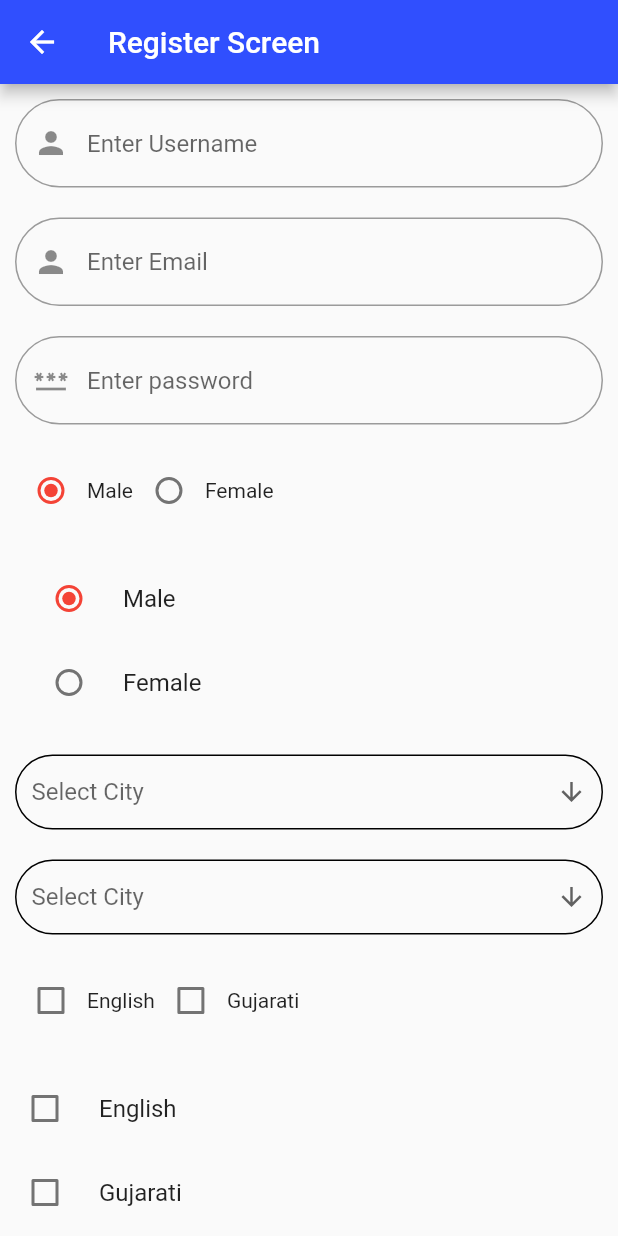
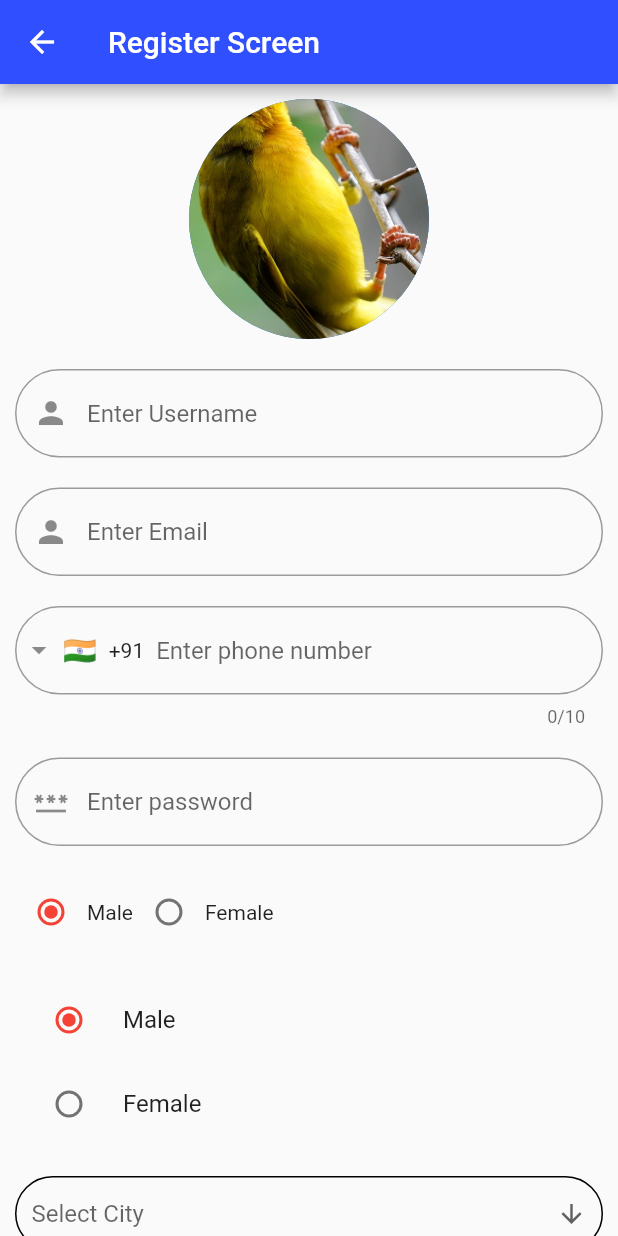
Before and after one commit to devatulparmar/march25batch6pm, a Flutter app: the RegisterScreen screen opened by its route, on a phone screen of 412 x 824 dp. Run offline on Flutter 3.47's test engine with Material 2 defaults, Android fonts, the phone set to English and light mode, and no system bars; drawn by our look-alikes of intl_phone_field; our stand-ins replace cached_network_image.

Commit message:
IntlPhoneField, SnackBar

```diff
--- a/lib/register_screen.dart
+++ b/lib/register_screen.dart
@@ -1,4 +1,6 @@
 import 'package:flutter/material.dart';
+import 'package:intl_phone_field/intl_phone_field.dart';
+import 'package:march25batch6pm/utils/const.dart';
 
 class RegisterScreen extends StatefulWidget {
   const RegisterScreen({super.key});
@@ -13,6 +15,7 @@ class _RegisterScreenState extends State<RegisterScreen> {
   bool langEnglish = false;
   bool langGujarati = false;
   bool langHindi = false;
+  String selectedBirthdate = "";
   GlobalKey<FormState> formKey = GlobalKey<FormState>();
 
   List<String> cityNamesListObject = [
@@ -52,6 +55,37 @@ class _RegisterScreenState extends State<RegisterScreen> {
         child: ListView(
           padding: const EdgeInsets.all(10),
           children: <Widget>[
+            // InkWell(
+            //   onTap: (){
+            //     print("On Tap Clicked");
+            //   },
+            //   onLongPress: (){
+            //     print("onLongPress Clicked");
+            //   },
+            //   onDoubleTap:  (){
+            //     print("onDoubleTap Clicked");
+            //   },
+            //   child: const CircleAvatar(
+            //     radius: 80,
+            //     backgroundImage: AssetImage(imgBirdImage),
+            //   ),
+            // ),
+            GestureDetector(
+              onTap: () {
+                print("On Tap Clicked");
+              },
+              onLongPress: () {
+                print("onLongPress Clicked");
+              },
+              onDoubleTap: () {
+                print("onDoubleTap Clicked");
+              },
+              child: const CircleAvatar(
+                radius: 80,
+                backgroundImage: AssetImage(imgBirdImage),
+              ),
+            ),
+            const SizedBox(height: 20),
             TextFormField(
               textInputAction: TextInputAction.next,
               validator: (value) {
@@ -140,6 +174,27 @@ class _RegisterScreenState extends State<RegisterScreen> {
             //     ),
             //   ),
             // ),
+            const SizedBox(height: 20),
+            IntlPhoneField(
+              initialCountryCode: 'IN',
+              onChanged: (phone) {
+                print("------> ${phone.completeNumber}");
+              },
+              decoration: InputDecoration(
+                hintText: "Enter phone number",
+                prefixIcon: const Icon(Icons.numbers),
+                border: OutlineInputBorder(
+                  borderRadius: BorderRadius.circular(35),
+                ),
+                focusedBorder: OutlineInputBorder(
+                  borderRadius: BorderRadius.circular(35),
+                  borderSide: const BorderSide(
+                    color: Colors.red,
+                    width: 2,
+                  ),
+                ),
+              ),
+            ),
             const SizedBox(height: 20),
             TextFormField(
               textInputAction: TextInputAction.next,
@@ -334,10 +389,72 @@ class _RegisterScreenState extends State<RegisterScreen> {
               },
             ),
             const SizedBox(height: 20),
+            Row(
+              children: [
+                Text("Birthdate: $selectedBirthdate"),
+                IconButton(
+                  onPressed: () {
+                    // dynamic date = showDatePicker(
+                    //   initialDate: ,
+                    //   lastDate: ,
+                    //   firstDate: ,
+                    //   context: context,
+                    // );
+                  },
+                  icon: const Icon(Icons.calendar_month),
+                ),
+              ],
+            ),
+            const SizedBox(height: 20),
             ElevatedButton(
               onPressed: () {
                 if (formKey.currentState!.validate()) {
                   print('vndfkldfknb');
+                } else {
+                  if (selectedCity == null || selectedCity == "") {
+                    ScaffoldMessenger.of(context).showSnackBar(
+                      SnackBar(
+                        content: const Text("Please select city"),
+                        backgroundColor: Colors.red,
+                        shape: RoundedRectangleBorder(
+                          borderRadius: BorderRadius.circular(35),
+                        ),
+                        behavior: SnackBarBehavior.floating,
+                        duration: const Duration(seconds: 5),
+                        // action: SnackBarAction(
+                        //   onPressed: (){},
+                        //   label: "Close",
+                        //   textColor: Colors.white,
+                        // ),
+                        dismissDirection: DismissDirection.none,
+                        showCloseIcon: true,
+                        closeIconColor: Colors.white,
+                        width: 150,
+                      ),
+                    );
+                  }
+                  else if(langEnglish == false){
+                    ScaffoldMessenger.of(context).showSnackBar(
+                      SnackBar(
+                        content: const Text("Please select English"),
+                        backgroundColor: Colors.red,
+                        shape: RoundedRectangleBorder(
+                          borderRadius: BorderRadius.circular(35),
+                        ),
+                        behavior: SnackBarBehavior.floating,
+                        duration: const Duration(seconds: 5),
+                        // action: SnackBarAction(
+                        //   onPressed: (){},
+                        //   label: "Close",
+                        //   textColor: Colors.white,
+                        // ),
+                        dismissDirection: DismissDirection.none,
+                        showCloseIcon: true,
+                        closeIconColor: Colors.white,
+                        width: 150,
+                      ),
+                    );
+                  }
                 }
                 setState(() {});
               },
--- a/pubspec.yaml
+++ b/pubspec.yaml
@@ -36,6 +36,7 @@ dependencies:
   # Use with the CupertinoIcons class for iOS style icons.
   cupertino_icons: ^1.0.2
   cached_network_image: ^3.0.0
+  intl_phone_field: ^3.2.0
 
 dev_dependencies:
   flutter_test:
```
Also changed, not shown: pubspec.lock.
